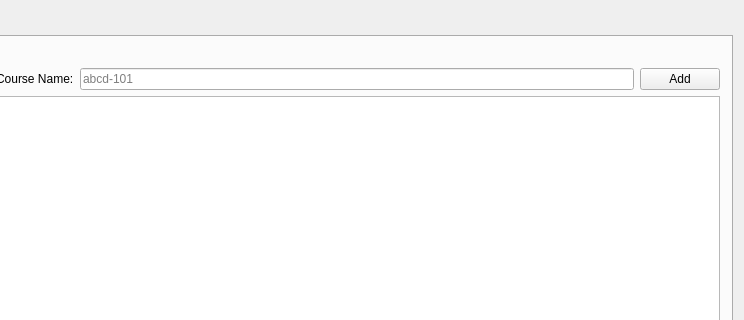
yichi-yang/usc-course-planner, file class_planner/mainwindow.ui: the form before one commit; both pictures show x 656 to 1400 and y 0 to 320 of the 1400 by 700 pixel window.
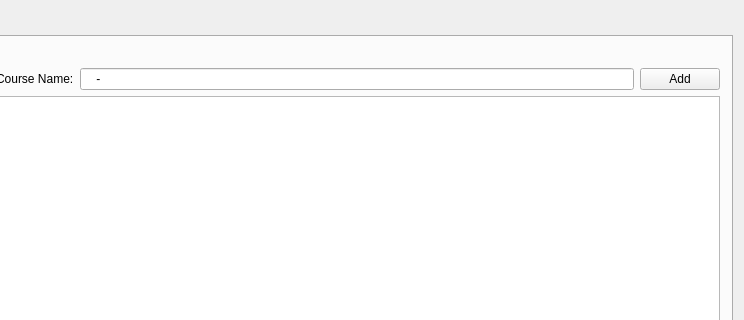
The form after the commit.

Commit message: Update input mask

Patch:
```diff
--- a/class_planner/mainwindow.ui
+++ b/class_planner/mainwindow.ui
@@ -67,10 +67,10 @@
           <item>
            <widget class="QLineEdit" name="classNameLineEdit">
             <property name="inputMask">
-             <string/>
+             <string>AAaa-999a</string>
             </property>
             <property name="text">
-             <string/>
+             <string>-</string>
             </property>
             <property name="maxLength">
              <number>8</number>
```
Left out of the diff: 2 changed lines with no effect on the pictures. The commit also changes 1 other file.
